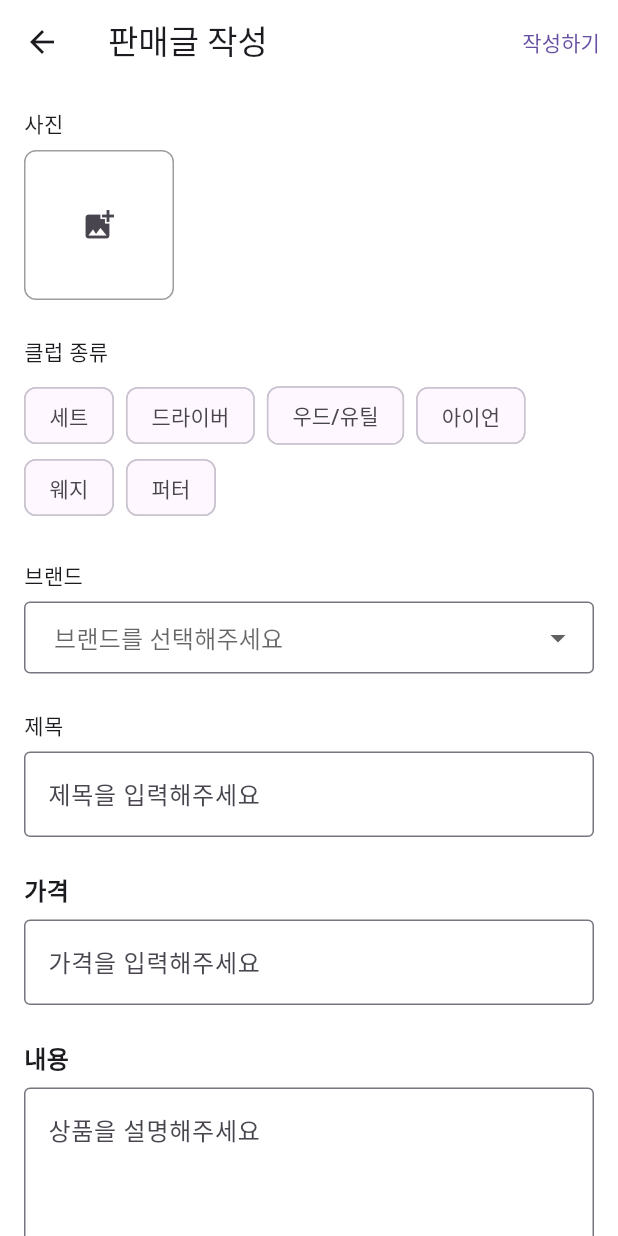
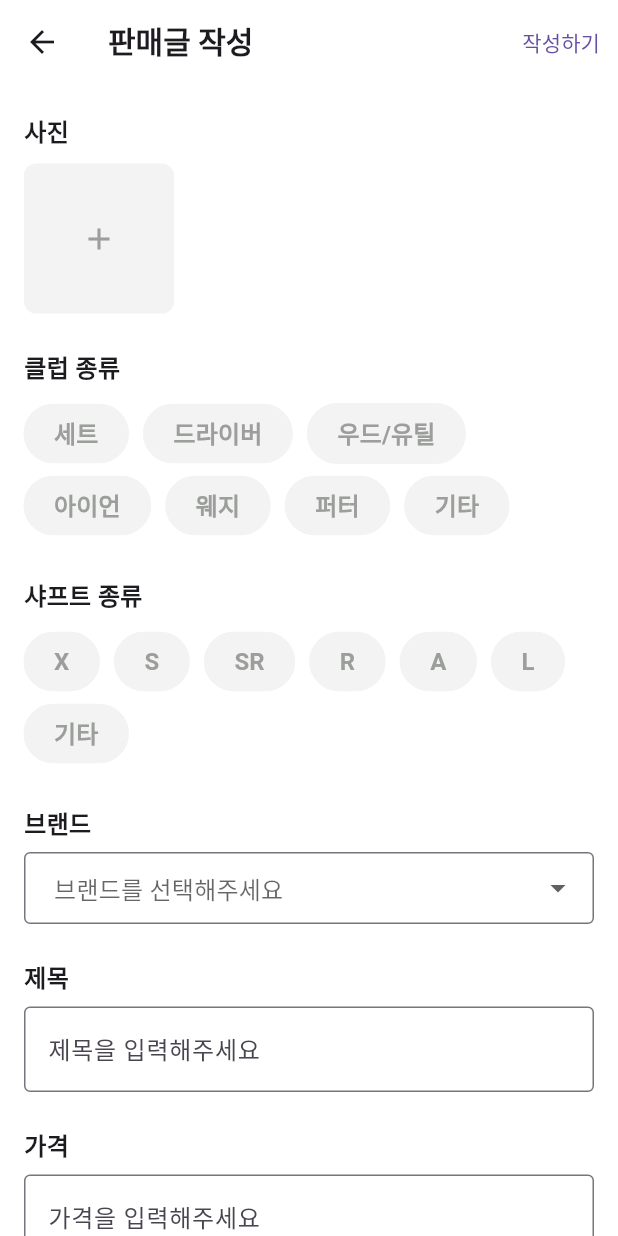
Before and after one commit to ds-k/mulli, a Flutter app: the ProductUploadPage screen opened directly, on a phone screen of 412 x 824 dp. Run offline on Flutter 3.47's test engine with Material 3 defaults, Android fonts, the phone set to English and light mode, and no system bars; our stand-ins replace flutter_riverpod, flutter_svg; missing offline and left inert: serverpod, serverpod_client, serverpod_cloud_storage_s3, serverpod_flutter; Roboto replaces fonts that are missing (Pretendard).

Commit message:
chore: 디렉토리 구조 변경

```diff
--- a/mulli_flutter/lib/main.dart
+++ b/mulli_flutter/lib/main.dart
@@ -1,6 +1,6 @@
 import 'package:flutter/material.dart';
 import 'package:flutter_riverpod/flutter_riverpod.dart';
-import 'presentation/pages/layout/main_layout.dart';
+import 'pages/layout/main_layout.dart';
 import 'constant/colors.dart';
 
 void main() {
--- a/mulli_flutter/lib/presentation/pages/layout/main_layout.dart
+++ b/mulli_flutter/lib/pages/layout/main_layout.dart
@@ -1,6 +1,6 @@
 import 'package:flutter/material.dart';
 import 'package:flutter_svg/flutter_svg.dart';
-import '../../../constant/colors.dart';
+import '../../constant/colors.dart';
 import '../home/home_page.dart';
 import '../shop/shop_page.dart';
 import '../chat/chat_page.dart';
--- a/mulli_flutter/lib/presentation/pages/product/product_upload_page.dart
+++ b/mulli_flutter/lib/pages/product/product_upload_page.dart
@@ -1,6 +1,7 @@
 import 'package:flutter/material.dart';
 import 'package:flutter/services.dart';
 import 'package:mulli_client/mulli_client.dart';
+import 'package:mulli_flutter/constant/colors.dart';
 
 class ProductUploadPage extends StatefulWidget {
   const ProductUploadPage({super.key});
@@ -12,9 +13,18 @@ class ProductUploadPage extends StatefulWidget {
 class _ProductUploadPageState extends State<ProductUploadPage> {
   final _formKey = GlobalKey<FormState>();
   String? _selectedBrand;
-  final List<String> _clubTypes = ['세트', '드라이버', '우드/유틸', '아이언', '웨지', '퍼터'];
+  final List<String> _clubTypes = [
+    '세트',
+    '드라이버',
+    '우드/유틸',
+    '아이언',
+    '웨지',
+    '퍼터',
+    '기타'
+  ];
+  final List<String> _shaftTypes = ["X", "S", "SR", "R", "A", "L", "기타"];
   String? _selectedClubType;
-
+  String? _selectedShaftType;
   @override
   Widget build(BuildContext context) {
     return Scaffold(
@@ -23,7 +33,13 @@ class _ProductUploadPageState extends State<ProductUploadPage> {
           icon: const Icon(Icons.arrow_back),
           onPressed: () => Navigator.pop(context),
         ),
-        title: const Text('판매글 작성'),
+        title: const Text(
+          '판매글 작성',
+          style: TextStyle(
+            fontSize: 20,
+            fontWeight: FontWeight.bold,
+          ),
+        ),
         actions: [
           TextButton(
             onPressed: () {
@@ -39,22 +55,25 @@ class _ProductUploadPageState extends State<ProductUploadPage> {
         key: _formKey,
         child: SingleChildScrollView(
           child: Padding(
-            padding: const EdgeInsets.all(16.0),
+            padding: const EdgeInsets.symmetric(horizontal: 16.0),
             child: Column(
               crossAxisAlignment: CrossAxisAlignment.start,
               children: [
                 // 사진 업로드 섹션
-                const Text('사진', style: TextStyle(fontSize: 14)),
-                const SizedBox(height: 8),
+                const SizedBox(height: 20),
+                const Text('사진',
+                    style:
+                        TextStyle(fontSize: 16, fontWeight: FontWeight.w600)),
+                const SizedBox(height: 10),
                 Container(
                   height: 100,
                   width: 100,
                   decoration: BoxDecoration(
-                    border: Border.all(color: Colors.grey),
+                    color: AppColors.lightGray,
                     borderRadius: BorderRadius.circular(8),
                   ),
                   child: IconButton(
-                    icon: const Icon(Icons.add_photo_alternate),
+                    icon: const Icon(Icons.add, color: AppColors.darkGray),
                     onPressed: () {
                       // TODO: 이미지 선택 로직
                     },
@@ -63,12 +82,35 @@ class _ProductUploadPageState extends State<ProductUploadPage> {
                 const SizedBox(height: 24),
 
                 // 클럽 종류 선택
-                const Text('클럽 종류', style: TextStyle(fontSize: 14)),
+                const Text('클럽 종류',
+                    style:
+                        TextStyle(fontSize: 16, fontWeight: FontWeight.w600)),
                 const SizedBox(height: 8),
                 Wrap(
-                  spacing: 8,
+                  spacing: 10,
                   children: _clubTypes
                       .map((type) => ChoiceChip(
+                            showCheckmark: false,
+                            backgroundColor: AppColors.lightGray,
+                            selectedColor: AppColors.black,
+                            labelStyle: TextStyle(
+                              color: _selectedClubType == type
+                                  ? Colors.white
+                                  : AppColors.darkGray,
+                              fontSize: 16,
+                              fontWeight: FontWeight.w600,
+                            ),
+                            shape: RoundedRectangleBorder(
+                              borderRadius: BorderRadius.circular(20),
+                              side: BorderSide(
+                                color: AppColors.lightGray,
+                                width: 0,
+                              ),
+                            ),
+                            padding: const EdgeInsets.symmetric(
+                              horizontal: 12,
+                              vertical: 8,
+                            ),
                             label: Text(type),
                             selected: _selectedClubType == type,
                             onSelected: (selected) {
@@ -81,8 +123,52 @@ class _ProductUploadPageState extends State<ProductUploadPage> {
                 ),
                 const SizedBox(height: 24),
 
+                // 샤프트 종류 선택
+                const Text('샤프트 종류',
+                    style:
+                        TextStyle(fontSize: 16, fontWeight: FontWeight.w600)),
+                const SizedBox(height: 8),
+                Wrap(
+                  spacing: 10,
+                  children: _shaftTypes
+                      .map((type) => ChoiceChip(
+                            showCheckmark: false,
+                            backgroundColor: AppColors.lightGray,
+                            selectedColor: AppColors.black,
+                            labelStyle: TextStyle(
+                              color: _selectedShaftType == type
+                                  ? Colors.white
+                                  : AppColors.darkGray,
+                              fontSize: 16,
+                              fontWeight: FontWeight.w600,
+                            ),
+                            shape: RoundedRectangleBorder(
+                              borderRadius: BorderRadius.circular(20),
+                              side: BorderSide(
+                                color: AppColors.lightGray,
+                                width: 0,
+                              ),
+                            ),
+                            padding: const EdgeInsets.symmetric(
+                              horizontal: 12,
+                              vertical: 8,
+                            ),
+                            label: Text(type),
+                            selected: _selectedShaftType == type,
+                            onSelected: (selected) {
+                              setState(() {
+                                _selectedShaftType = selected ? type : null;
+                              });
+                            },
+                          ))
+                      .toList(),
+                ),
+                const SizedBox(height: 24),
+
                 // 브랜드 선택
-                const Text('브랜드', style: TextStyle(fontSize: 14)),
+                const Text('브랜드',
+                    style:
+                        TextStyle(fontSize: 16, fontWeight: FontWeight.w600)),
                 const SizedBox(height: 8),
                 DropdownButtonFormField<String>(
                   decoration: const InputDecoration(
@@ -113,7 +199,9 @@ class _ProductUploadPageState extends State<ProductUploadPage> {
                 const SizedBox(height: 24),
 
                 // 제목 입력
-                const Text('제목', style: TextStyle(fontSize: 14)),
+                const Text('제목',
+                    style:
+                        TextStyle(fontSize: 16, fontWeight: FontWeight.w600)),
                 const SizedBox(height: 8),
                 TextFormField(
                   decoration: const InputDecoration(
@@ -132,7 +220,7 @@ class _ProductUploadPageState extends State<ProductUploadPage> {
                 // 가격 입력
                 const Text('가격',
                     style:
-                        TextStyle(fontSize: 16, fontWeight: FontWeight.bold)),
+                        TextStyle(fontSize: 16, fontWeight: FontWeight.w600)),
                 const SizedBox(height: 8),
                 TextFormField(
                   decoration: const InputDecoration(
@@ -156,7 +244,7 @@ class _ProductUploadPageState extends State<ProductUploadPage> {
                 // 내용 입력
                 const Text('내용',
                     style:
-                        TextStyle(fontSize: 16, fontWeight: FontWeight.bold)),
+                        TextStyle(fontSize: 16, fontWeight: FontWeight.w600)),
                 const SizedBox(height: 8),
                 TextFormField(
                   decoration: const InputDecoration(
--- a/mulli_flutter/lib/presentation/pages/shop/shop_page.dart
+++ b/mulli_flutter/lib/pages/shop/shop_page.dart
@@ -1,5 +1,5 @@
 import 'package:flutter/material.dart';
-import 'package:mulli_flutter/presentation/pages/product/product_upload_page.dart';
+import 'package:mulli_flutter/pages/product/product_upload_page.dart';
 
 class ShopPage extends StatelessWidget {
   const ShopPage({super.key});
```
Also changed, not shown: mulli_flutter/lib/presentation/viewmodel/product_upload_viewmodel.dart (deleted, +0 -87 lines), mulli_flutter/lib/pages/chat/chat_page.dart (renamed from mulli_flutter/lib/presentation/pages/chat/chat_page.dart), mulli_flutter/lib/pages/home/home_page.dart (renamed from mulli_flutter/lib/presentation/pages/home/home_page.dart), mulli_flutter/lib/pages/product/viewmodel/product_upload_viewmodel.dart (added), mulli_flutter/lib/pages/profile/profile_page.dart (renamed from mulli_flutter/lib/presentation/pages/profile/profile_page.dart), 1 other file.
